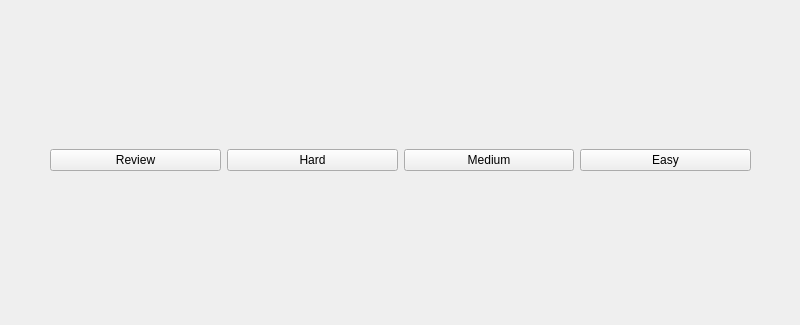
Before: the Qt Designer form cardwidget.ui in hsetlik/CodexQt, drawn with Qt 5; both pictures show x 0 to 800 and y 275 to 600 of the 800 by 600 pixel window.
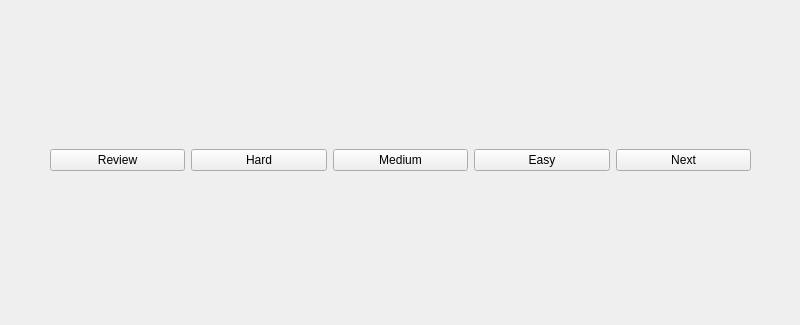
After: the same form once the commit is applied.

What changed in the file:
```diff
--- a/cardwidget.ui
+++ b/cardwidget.ui
@@ -62,6 +62,13 @@
       </property>
      </widget>
     </item>
+    <item>
+     <widget class="QPushButton" name="nextButton">
+      <property name="text">
+       <string>Next</string>
+      </property>
+     </widget>
+    </item>
    </layout>
   </widget>
  </widget>
```
